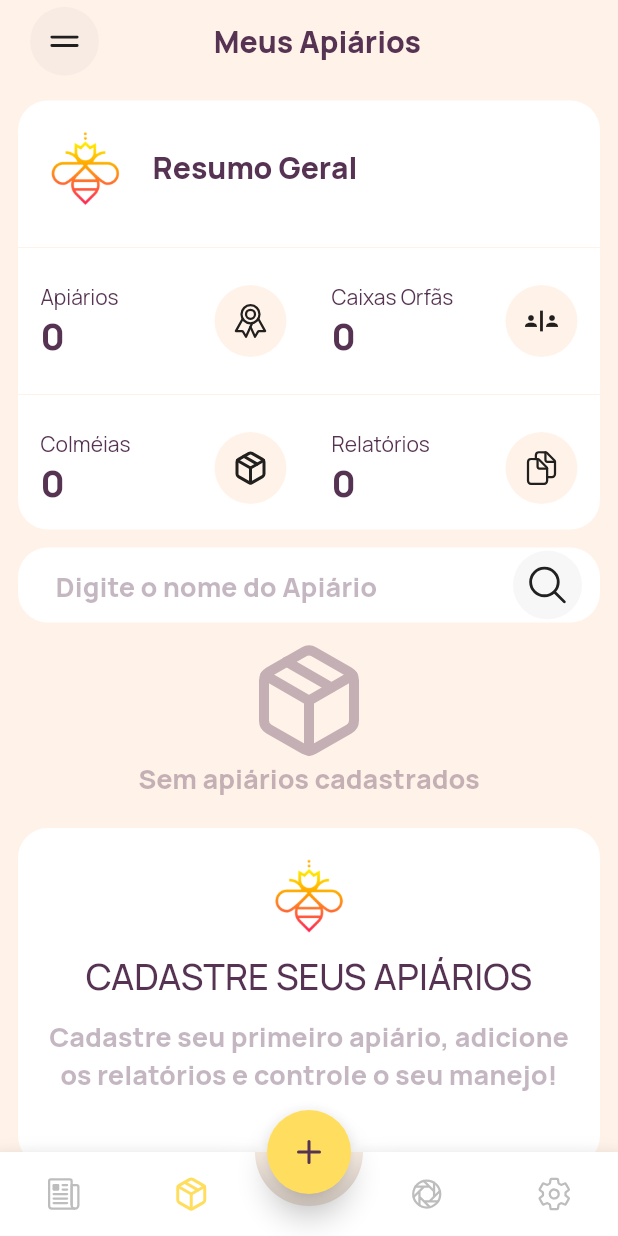
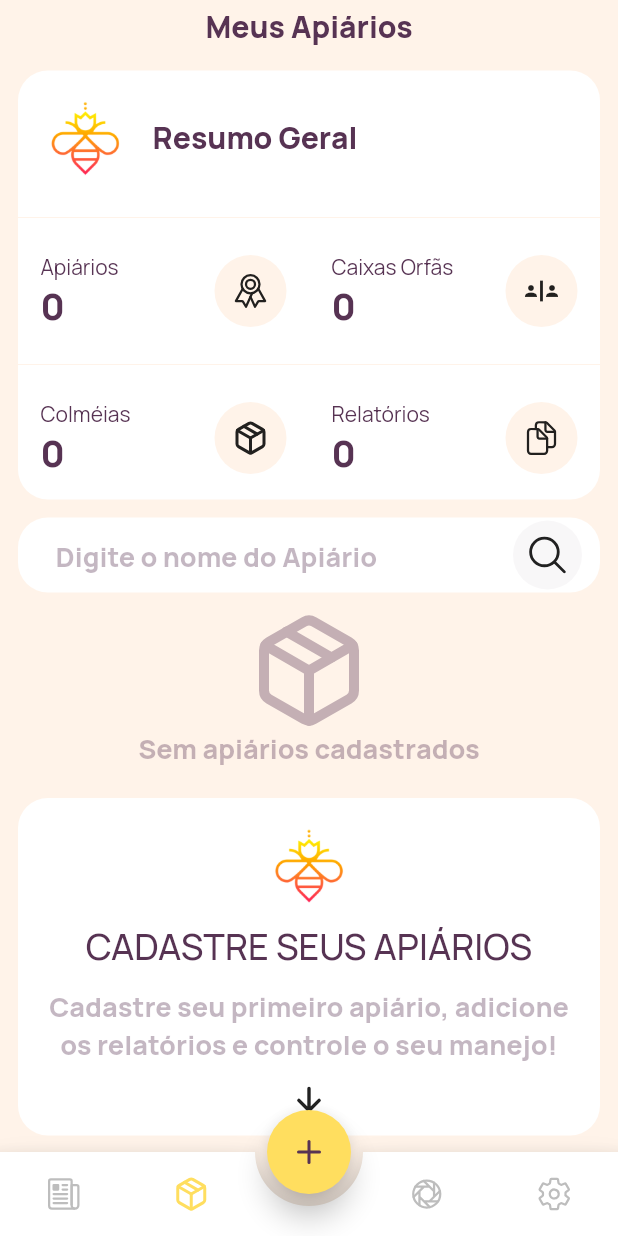
Before and after one commit to joaovvrodrigues/beecontrol, a Flutter app: the screen it shows after launch, item 2 of the bottom bar chosen, on a phone screen of 412 x 824 dp. Run offline on Flutter 3.47's test engine with Material 2 defaults, Android fonts, the phone set to English and light mode, and no system bars; drawn by our look-alikes of animated_bottom_navigation_bar; our stand-ins replace brasil_fields, flutter_feather_icons, flutter_spinkit, flutter_staggered_animations, hive, hive_flutter and 4 more; missing offline and left inert: webfeed; accounts and stored records are empty; network calls fail.

Commit message:
remove buttons

```diff
--- a/lib/pages/apiaries/apiaries_page.dart
+++ b/lib/pages/apiaries/apiaries_page.dart
@@ -4,7 +4,6 @@ import 'package:beecontrol/pages/apiaries/apiaries_controller.dart';
 import 'package:beecontrol/pages/apiaries/widgets/apiaries_card.dart';
 import 'package:beecontrol/pages/apiaries/widgets/search_widget.dart';
 import 'package:beecontrol/pages/apiaries/widgets/summary_card.dart';
-import 'package:beecontrol/shared/circular_button.dart';
 import 'package:beecontrol/shared/empty_widget.dart';
 import 'package:beecontrol/shared/info_card.dart';
 import 'package:beecontrol/utils/constants.dart';
@@ -12,7 +11,6 @@ import 'package:flutter/material.dart';
 import 'package:flutter_feather_icons/flutter_feather_icons.dart';
 import 'package:flutter_staggered_animations/flutter_staggered_animations.dart';
 import 'package:hive/hive.dart';
-import 'package:ionicons/ionicons.dart';
 import 'package:hive_flutter/hive_flutter.dart';
 
 class ApiariesPage extends StatefulWidget {
@@ -68,8 +66,9 @@ class _ApiariesPageState extends State<ApiariesPage> {
                 child: Row(
                   mainAxisAlignment: MainAxisAlignment.spaceBetween,
                   children: [
-                    CircularButton(
-                        onTap: () {}, icon: Ionicons.reorder_two_outline),
+                    // CircularButton(
+                    //     onTap: () {}, icon: Ionicons.reorder_two_outline),
+                    const SizedBox(width: 35, height: 35),
                     Text('Meus Apiários', style: AppTextStyle.boldTitle),
                     const SizedBox(width: 35, height: 35)
                   ],
--- a/lib/pages/news/news_page.dart
+++ b/lib/pages/news/news_page.dart
@@ -44,8 +44,9 @@ class _NewsPageState extends State<NewsPage> {
                 child: Row(
                   mainAxisAlignment: MainAxisAlignment.spaceBetween,
                   children: [
-                    CircularButton(
-                        onTap: () {}, icon: Ionicons.reorder_two_outline),
+                    // CircularButton(
+                    //     onTap: () {}, icon: Ionicons.reorder_two_outline),
+                    const SizedBox(width: 35, height: 35),
                     Text('Página Inicial', style: AppTextStyle.boldTitle),
                     CircularButton(onTap: () {}, icon: Ionicons.search_outline)
                   ],
--- a/lib/pages/settings/settings_page.dart
+++ b/lib/pages/settings/settings_page.dart
@@ -1,6 +1,5 @@
 import 'package:beecontrol/core/app_text_style.dart';
 import 'package:beecontrol/models/user_model.dart';
-import 'package:beecontrol/shared/circular_button.dart';
 import 'package:beecontrol/shared/custom_text_field.dart';
 import 'package:beecontrol/shared/guide_title.dart';
 import 'package:brasil_fields/brasil_fields.dart';
@@ -31,8 +30,9 @@ class _SettingsPageState extends State<SettingsPage> {
                   child: Row(
                     mainAxisAlignment: MainAxisAlignment.spaceBetween,
                     children: [
-                      CircularButton(
-                          onTap: () {}, icon: Ionicons.reorder_two_outline),
+                      // CircularButton(
+                      //     onTap: () {}, icon: Ionicons.reorder_two_outline),
+                      const SizedBox(width: 35, height: 35),
                       Text('Minhas Configurações',
                           style: AppTextStyle.boldTitle),
                       const SizedBox(width: 35, height: 35)
```
